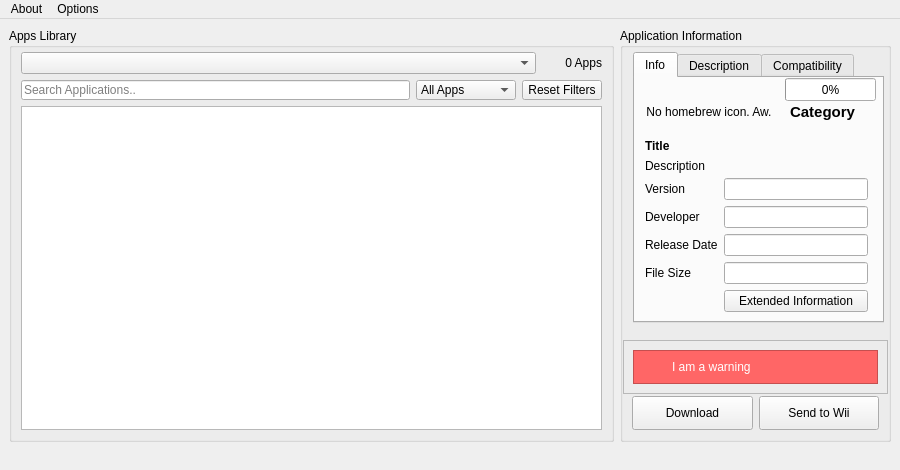
The window that gui/united.ui (dhtdht020/osc-dl) describes before a commit, drawn with Qt 5.
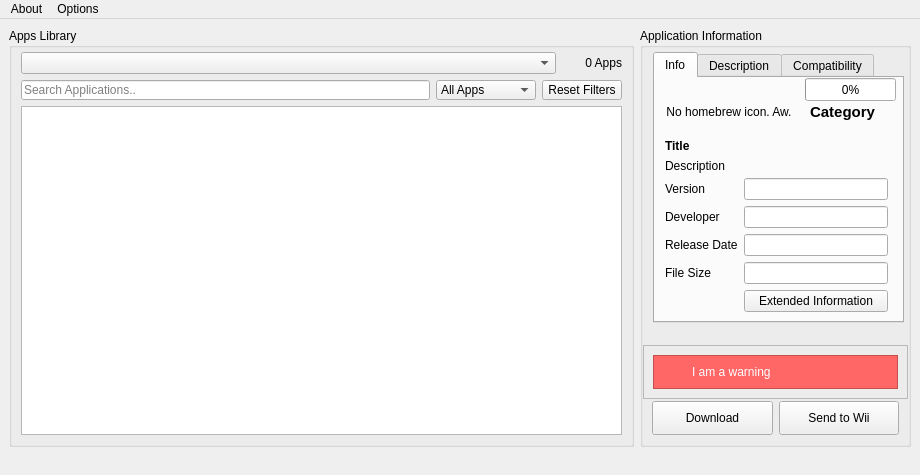
The same window after the commit.

Commit message: Update main dialog size to fit new stuff

Diff of the .ui file:
```diff
--- a/gui/united.ui
+++ b/gui/united.ui
@@ -6,8 +6,8 @@
    <rect>
     <x>0</x>
     <y>0</y>
-    <width>900</width>
-    <height>470</height>
+    <width>920</width>
+    <height>475</height>
    </rect>
   </property>
   <property name="sizePolicy">
@@ -18,8 +18,8 @@
   </property>
   <property name="minimumSize">
    <size>
-    <width>900</width>
-    <height>470</height>
+    <width>920</width>
+    <height>475</height>
    </size>
   </property>
   <property name="windowTitle">
@@ -756,7 +756,7 @@
     <rect>
      <x>0</x>
      <y>0</y>
-     <width>900</width>
+     <width>920</width>
      <height>33</height>
     </rect>
    </property>
```
The commit also changes 1 other file.
